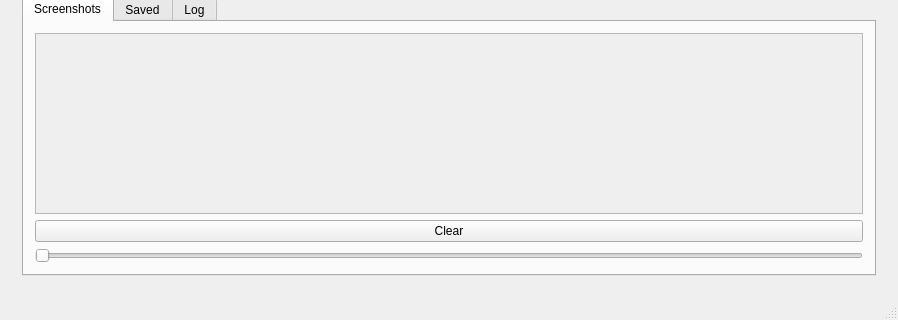
Above: mainwindow.ui from labyrinthofdreams/screenpicker before the change; both pictures show x 0 to 898 and y 201 to 521 of the 898 by 521 pixel window. Below: the same form after it.
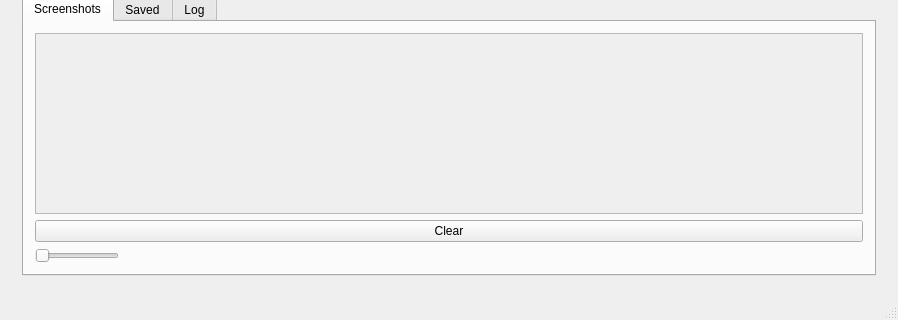
That is the form after the change. The open tabs and pages were chosen to show the change. Custom widgets are drawn as their Qt base class.

Diff of the .ui file:
```diff
--- a/mainwindow.ui
+++ b/mainwindow.ui
@@ -267,11 +267,17 @@
             </item>
             <item>
              <widget class="QSlider" name="thumbnailSizeSlider">
+              <property name="sizePolicy">
+               <sizepolicy hsizetype="Fixed" vsizetype="Fixed">
+                <horstretch>0</horstretch>
+                <verstretch>0</verstretch>
+               </sizepolicy>
+              </property>
               <property name="minimum">
                <number>100</number>
               </property>
               <property name="maximum">
-               <number>400</number>
+               <number>200</number>
               </property>
               <property name="orientation">
                <enum>Qt::Horizontal</enum>
```
Left out of the diff: 2 changed lines with no effect on the pictures.
